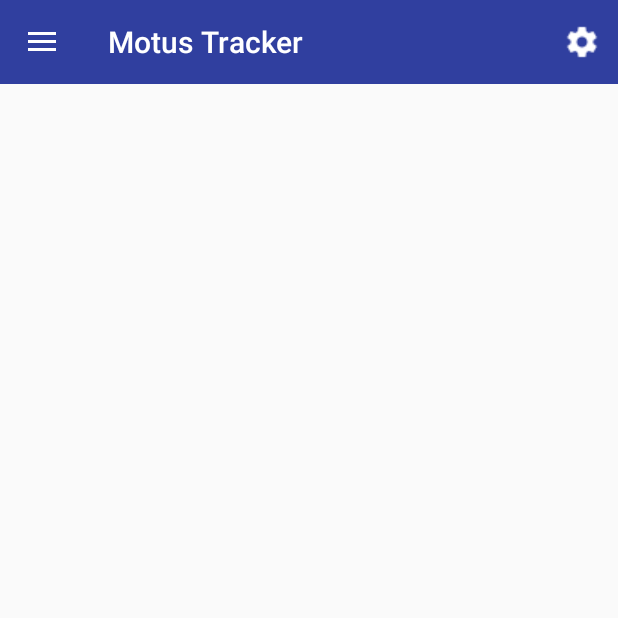
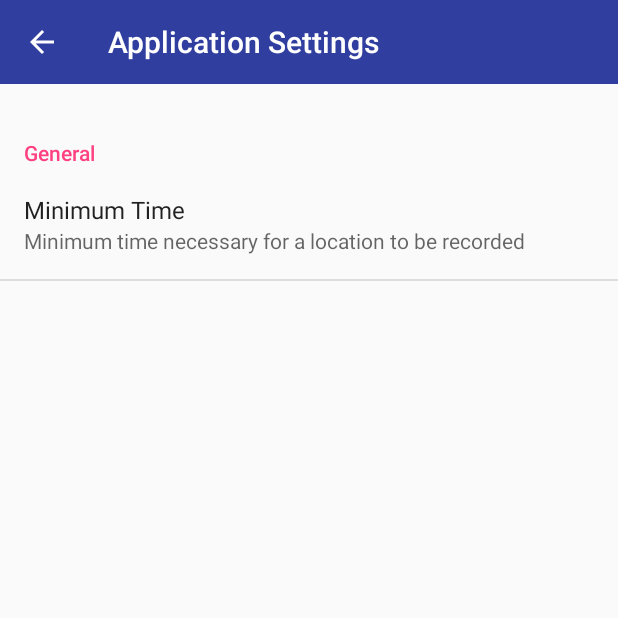
Before and after one commit to andela-wakinsanmi/MotusTracker, an Android app: the screen it shows after launch (MainActivity before the commit, AppPreferences after it), after a tap on "Settings", on a phone screen of 412 x 824 dp, the top half of it. Run offline under Robolectric (Android 15) with nearby library versions, the phone set to English and light mode, and no system bars.

Commit message:
[#116528969] Creates the Application preference Activity

```diff
--- a/app/src/main/AndroidManifest.xml
+++ b/app/src/main/AndroidManifest.xml
@@ -15,6 +15,11 @@
                 <category android:name="android.intent.category.LAUNCHER" />
             </intent-filter>
         </activity>
+        <activity android:name=".helper.AppPreferences"
+            android:label="@string/title_preferences"
+            android:parentActivityName=".MainActivity">
+
+        </activity>
     </application>
 
 </manifest>
--- a/app/src/main/java/com/andela/motustracker/MainActivity.java
+++ b/app/src/main/java/com/andela/motustracker/MainActivity.java
@@ -1,5 +1,8 @@
 package com.andela.motustracker;
 
+import android.content.Intent;
+import android.content.SharedPreferences;
+import android.preference.PreferenceManager;
 import android.support.design.widget.NavigationView;
 import android.support.v4.widget.DrawerLayout;
 import android.support.v7.app.ActionBarDrawerToggle;
@@ -10,6 +13,8 @@ import android.view.Menu;
 import android.view.MenuInflater;
 import android.view.MenuItem;
 import android.widget.Toast;
+
+import com.andela.motustracker.helper.AppPreferences;
 
 public class MainActivity extends AppCompatActivity {
     Toolbar toolbar;
@@ -24,7 +29,6 @@ public class MainActivity extends AppCompatActivity {
 
         toolbar = (Toolbar) findViewById(R.id.id_toolBar);
         setSupportActionBar(toolbar);
-
         drawerLayout = (DrawerLayout) findViewById(R.id.id_drawer_layout);
         actionBarDrawerToggle = new ActionBarDrawerToggle(this, drawerLayout, toolbar,
                 R.string.drawer_open, R.string.drawer_close);
@@ -38,12 +42,15 @@ public class MainActivity extends AppCompatActivity {
                 switch (item.getItemId()) {
                     case R.id.id_settings_drawer :
                         //call the settings App here...
+                        createAppPreference();
                         drawerLayout.closeDrawers();
                     break;
                 }
                 return true;
             }
         });
+
+        loadPreference();
 
     }
 
@@ -57,7 +64,7 @@ public class MainActivity extends AppCompatActivity {
     @Override
     public boolean onCreateOptionsMenu(Menu menu) {
         MenuInflater menuInflater = getMenuInflater();
-        menuInflater.inflate(R.menu.menu_main,menu);
+        menuInflater.inflate(R.menu.menu_main, menu);
         return true;
     }
 
@@ -67,9 +74,23 @@ public class MainActivity extends AppCompatActivity {
         switch(item.getItemId()) {
             case R.id.id_settings_actionBar:
                 //call settings..
+                createAppPreference();
                 break;
         }
 
         return true;
     }
+
+    private void createAppPreference() {
+        Intent intent = new Intent(this, AppPreferences.class);
+        startActivity(intent);
+    }
+
+    private void loadPreference() {
+        SharedPreferences sharedPreferences = PreferenceManager.getDefaultSharedPreferences(this);
+        String valueSet = sharedPreferences.getString("minimumTime", "5");
+        Toast.makeText(this,"time set = " + valueSet, Toast.LENGTH_LONG).show();
+
+
+    }
 }
--- /dev/null
+++ b/app/src/main/java/com/andela/motustracker/helper/AppPreferences.java
@@ -0,0 +1,51 @@
+package com.andela.motustracker.helper;
+
+import android.app.FragmentManager;
+import android.app.FragmentTransaction;
+import android.graphics.drawable.Drawable;
+import android.preference.PreferenceFragment;
+import android.support.v7.app.AppCompatActivity;
+import android.os.Bundle;
+import android.support.v7.widget.Toolbar;
+import android.widget.Toast;
+
+import com.andela.motustracker.R;
+
+public class AppPreferences extends AppCompatActivity {
+    Toolbar toolbar;
+
+
+    @Override
+    protected void onCreate(Bundle savedInstanceState) {
+        super.onCreate(savedInstanceState);
+
+        setContentView(R.layout.activity_app_preferences);
+
+        toolbar = (Toolbar) findViewById(R.id.id_toolBar);
+        setSupportActionBar(toolbar);
+        toolbar.setTitle(R.string.title_preferences);
+
+        if(getSupportActionBar() != null) {
+            getSupportActionBar().setDisplayHomeAsUpEnabled(true);
+            getSupportActionBar().setDisplayShowHomeEnabled(true);
+        }
+
+        FragmentManager fragmentManager = getFragmentManager();
+        FragmentTransaction fragmentTransaction = fragmentManager.beginTransaction();
+
+        SettingsFragment settingsFragment = new SettingsFragment();
+
+        fragmentTransaction.add(R.id.id_fragment_inflate, settingsFragment, "SETTINGS_FRAGMENT");
+        fragmentTransaction.commit();
+
+    }
+
+    public static class SettingsFragment extends PreferenceFragment {
+
+        @Override
+        public void onCreate(Bundle savedInstanceState) {
+            super.onCreate(savedInstanceState);
+            addPreferencesFromResource(R.xml.app_preferences);
+        }
+    }
+}
--- /dev/null
+++ b/app/src/main/res/layout/activity_app_preferences.xml
@@ -0,0 +1,23 @@
+<?xml version="1.0" encoding="utf-8"?>
+<LinearLayout
+
+    xmlns:android="http://schemas.android.com/apk/res/android"
+    xmlns:tools="http://schemas.android.com/tools"
+    android:layout_width="match_parent"
+    android:layout_height="match_parent"
+    android:id="@+id/app_preference_layout"
+    tools:context=".helper.AppPreferences"
+    android:orientation="vertical">
+    <include
+        layout="@layout/tool_bar"
+        android:layout_width="match_parent"
+        android:layout_height="wrap_content" />
+    <FrameLayout
+        android:layout_marginTop="20dp"
+        android:layout_width="match_parent"
+        android:layout_height="match_parent"
+        android:id="@+id/id_fragment_inflate">
+
+    </FrameLayout>
+
+</LinearLayout>
--- a/app/src/main/res/layout/activity_main.xml
+++ b/app/src/main/res/layout/activity_main.xml
@@ -1,5 +1,7 @@
 <?xml version="1.0" encoding="utf-8"?>
-<android.support.v4.widget.DrawerLayout xmlns:android="http://schemas.android.com/apk/res/android"
+<android.support.v4.widget.DrawerLayout
+
+    xmlns:android="http://schemas.android.com/apk/res/android"
 
     xmlns:app="http://schemas.android.com/apk/res-auto"
     xmlns:tools="http://schemas.android.com/tools"
--- a/app/src/main/res/values/strings.xml
+++ b/app/src/main/res/values/strings.xml
@@ -4,5 +4,7 @@
     <string name="header_detail">Place, Time and Position Tracker</string>
     <string name="drawer_open">drawer open</string>
     <string name="drawer_close">drawer close</string>
+    <string name="title_preferences">Application Settings</string>
+
 
 </resources>
--- /dev/null
+++ b/app/src/main/res/xml/app_preferences.xml
@@ -0,0 +1,12 @@
+<?xml version="1.0" encoding="utf-8"?>
+<PreferenceScreen xmlns:android="http://schemas.android.com/apk/res/android">
+    <PreferenceCategory
+        android:title="General" >
+        <EditTextPreference android:title="Minimum Time"
+            android:summary="Minimum time necessary for a location to be recorded"
+            android:key="minimumTime"
+            android:inputType="number"
+            android:defaultValue="5"/>
+    </PreferenceCategory>
+
+</PreferenceScreen>
```
